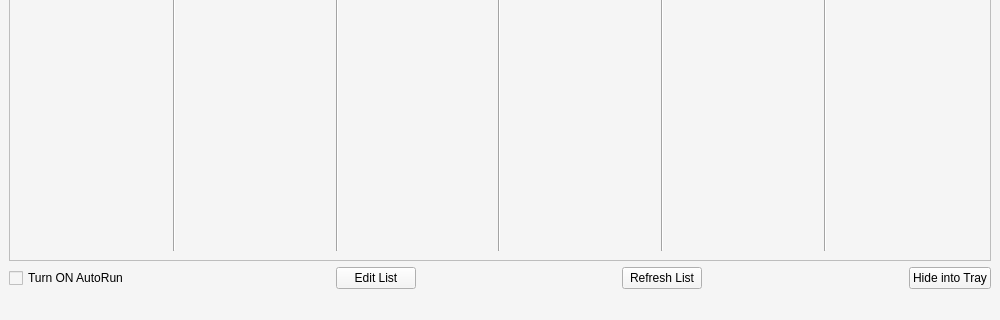
Before: the Qt Designer form mainwindow.ui in RickSanchezzz666/WindowsAppTimeUsage, drawn with Qt 5; both pictures show x 0 to 1000 and y 280 to 600 of the 1000 by 600 pixel window.
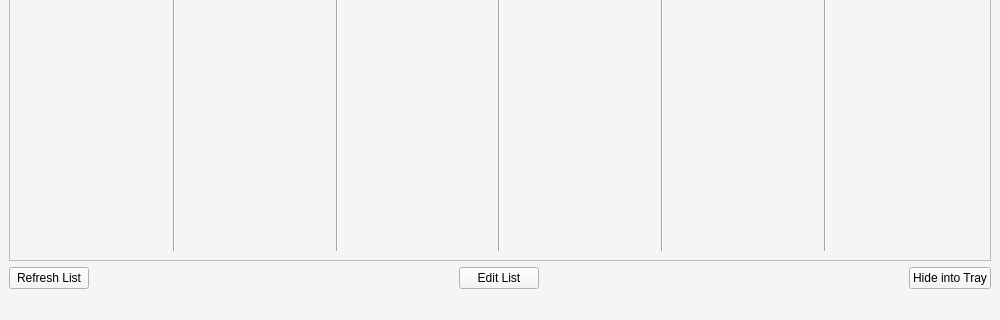
After: the same form once the commit is applied.

What changed in the file:
```diff
--- a/mainwindow.ui
+++ b/mainwindow.ui
@@ -411,49 +411,6 @@
     </item>
     <item row="2" column="0">
      <layout class="QHBoxLayout" name="horizontalLayout">
-      <item>
-       <widget class="QCheckBox" name="autoRunCheckBox">
-        <property name="text">
-         <string>Turn ON AutoRun</string>
-        </property>
-       </widget>
-      </item>
-      <item>
-       <spacer name="horizontalSpacer">
-        <property name="orientation">
-         <enum>Qt::Horizontal</enum>
-        </property>
-        <property name="sizeType">
-         <enum>QSizePolicy::Expanding</enum>
-        </property>
-        <property name="sizeHint" stdset="0">
-         <size>
-          <width>40</width>
-          <height>20</height>
-         </size>
-        </property>
-       </spacer>
-      </item>
-      <item>
-       <widget class="QPushButton" name="editButton">
-        <property name="text">
-         <string>Edit List</string>
-        </property>
-       </widget>
-      </item>
-      <item>
-       <spacer name="horizontalSpacer_3">
-        <property name="orientation">
-         <enum>Qt::Horizontal</enum>
-        </property>
-        <property name="sizeHint" stdset="0">
-         <size>
-          <width>40</width>
-          <height>20</height>
-         </size>
-        </property>
-       </spacer>
-      </item>
       <item>
        <widget class="QPushButton" name="refreshButton">
         <property name="text">
@@ -461,6 +418,26 @@
         </property>
        </widget>
       </item>
+      <item>
+       <spacer name="horizontalSpacer_3">
+        <property name="orientation">
+         <enum>Qt::Horizontal</enum>
+        </property>
+        <property name="sizeHint" stdset="0">
+         <size>
+          <width>40</width>
+          <height>20</height>
+         </size>
+        </property>
+       </spacer>
+      </item>
+      <item>
+       <widget class="QPushButton" name="editButton">
+        <property name="text">
+         <string>Edit List</string>
+        </property>
+       </widget>
+      </item>
       <item>
        <spacer name="horizontalSpacer_2">
         <property name="orientation">
```
